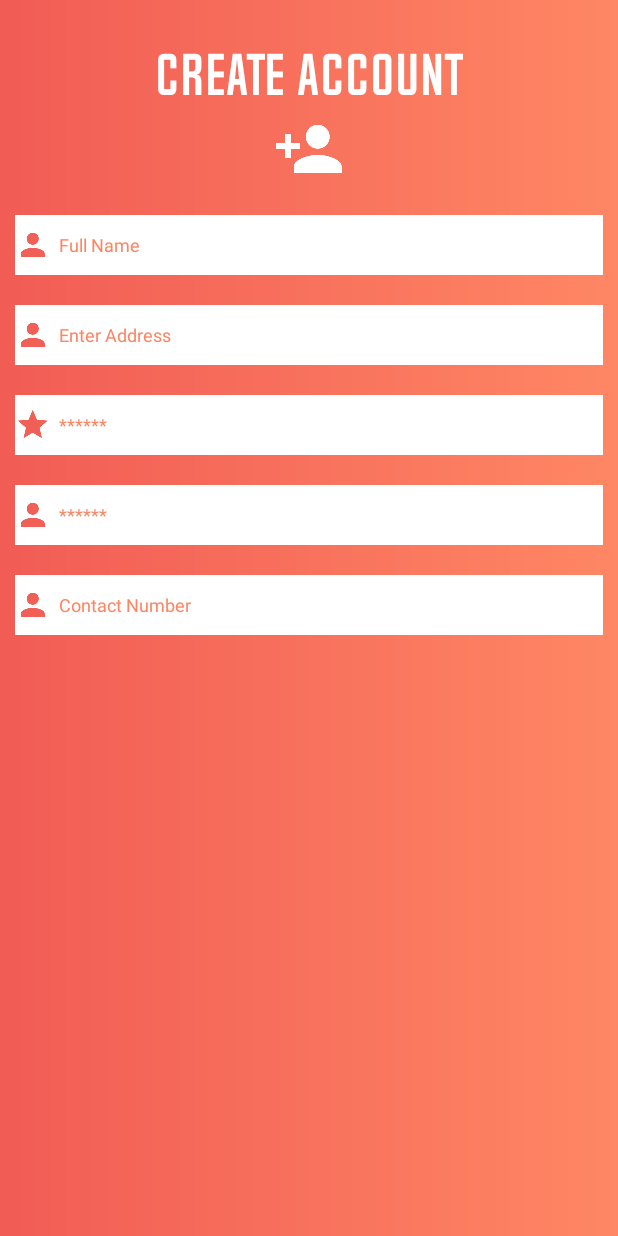
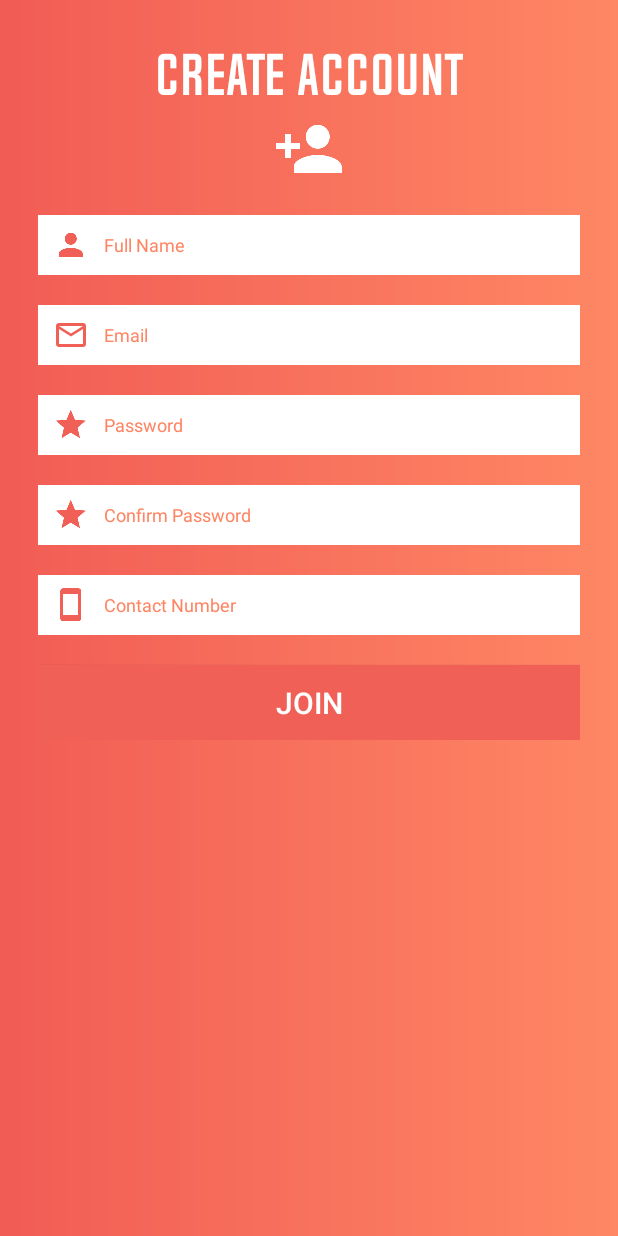
Before and after one commit to ronem123/Carwash, an Android app: the layout login_register_layout.xml on its own in the app's theme, with its tools: preview values and no code run, on a phone screen of 412 x 824 dp. Run offline under Robolectric (Android 15) with nearby library versions, the phone set to English and light mode, and no system bars.

Commit message:
login create account

```diff
--- /dev/null
+++ b/app/src/main/res/layout/create_account.xml
@@ -0,0 +1,85 @@
+<?xml version="1.0" encoding="utf-8"?>
+<LinearLayout xmlns:android="http://schemas.android.com/apk/res/android"
+    android:id="@+id/create_account_layout"
+    android:layout_width="match_parent"
+    android:layout_height="match_parent"
+    android:orientation="vertical">
+
+    <com.ronem.carwash.view.ChosenTextView
+        android:layout_width="wrap_content"
+        android:layout_height="wrap_content"
+        android:layout_gravity="center"
+        android:layout_marginTop="20dp"
+        android:text="@string/create_account"
+        android:textAllCaps="true"
+        android:textColor="@color/color_white"
+        android:textSize="35sp"
+        android:textStyle="bold" />
+
+    <ScrollView
+        android:layout_width="match_parent"
+        android:layout_height="match_parent">
+
+        <LinearLayout
+            android:layout_width="match_parent"
+            android:layout_height="wrap_content"
+            android:layout_marginBottom="5dp"
+            android:layout_marginTop="5dp"
+            android:orientation="vertical"
+            android:paddingLeft="15dp"
+            android:paddingRight="15dp">
+
+            <ImageView
+                android:layout_width="wrap_content"
+                android:layout_height="wrap_content"
+                android:layout_gravity="center"
+                android:src="@mipmap/ic_person_add_white_48dp" />
+
+            <EditText
+                android:id="@+id/edt_full_name"
+                style="@style/edit_text_style"
+                android:drawableLeft="@mipmap/ic_person_black_24dp"
+                android:hint="@string/full_name" />
+
+            <EditText
+                android:id="@+id/edt_email"
+                android:inputType="textEmailAddress"
+                style="@style/edit_text_style"
+                android:drawableLeft="@mipmap/ic_mail_outline_black_24dp"
+                android:hint="@string/email" />
+
+            <EditText
+                android:id="@+id/edt_password"
+                style="@style/edit_text_style"
+                android:drawableLeft="@mipmap/ic_star_black_24dp"
+                android:hint="@string/password"
+                android:inputType="textPassword" />
+
+            <EditText
+                android:id="@+id/edt_confirm_password"
+                style="@style/edit_text_style"
+                android:drawableLeft="@mipmap/ic_star_black_24dp"
+                android:hint="@string/confirm_password"
+                android:inputType="textPassword" />
+
+            <EditText
+                android:id="@+id/edt_contact"
+                style="@style/edit_text_style"
+                android:drawableLeft="@mipmap/ic_stay_current_portrait_black_24dp"
+                android:hint="@string/contact" />
+
+            <Button
+                android:id="@+id/btn_create_account"
+                android:layout_width="match_parent"
+                android:layout_height="50dp"
+                android:layout_marginTop="20dp"
+                android:background="@drawable/login_selector"
+                android:gravity="center"
+                android:text="@string/join"
+                android:textAllCaps="true"
+                android:textColor="@color/color_white"
+                android:textSize="20sp" />
+        </LinearLayout>
+    </ScrollView>
+
+</LinearLayout>
--- a/app/src/main/res/layout/login_register_layout.xml
+++ b/app/src/main/res/layout/login_register_layout.xml
@@ -6,62 +6,7 @@
     android:orientation="vertical"
     android:padding="10dp">
 
-    <com.ronem.carwash.view.ChosenTextView
-        android:layout_width="wrap_content"
-        android:layout_height="wrap_content"
-        android:layout_gravity="center"
-        android:layout_marginTop="20dp"
-        android:text="@string/create_account"
-        android:textAllCaps="true"
-        android:textColor="@color/color_white"
-        android:textSize="35sp"
-        android:textStyle="bold" />
+    <include layout="@layout/create_account" />
 
-    <ScrollView
-        android:layout_width="match_parent"
-        android:layout_height="match_parent">
-
-        <LinearLayout
-            android:layout_width="match_parent"
-            android:layout_height="wrap_content"
-            android:layout_marginBottom="5dp"
-            android:layout_marginTop="5dp"
-            android:orientation="vertical">
-
-            <ImageView
-                android:layout_width="wrap_content"
-                android:layout_height="wrap_content"
-                android:layout_gravity="center"
-                android:src="@mipmap/ic_person_add_white_48dp" />
-
-            <EditText
-                android:id="@+id/edt_full_name"
-                style="@style/edit_text_style"
-                android:drawableLeft="@mipmap/ic_person_black_24dp"
-                android:hint="@string/full_name" />
-
-            <EditText
-                android:id="@+id/edt_address"
-                style="@style/edit_text_style"
-                android:drawableLeft="@mipmap/ic_person_black_24dp"
-                android:hint="@string/address" />
-            <EditText
-                android:id="@+id/edt_password"
-                style="@style/edit_text_style"
-                android:inputType="textPassword"
-                android:drawableLeft="@mipmap/ic_star_black_24dp"
-                android:hint="@string/password" />
-            <EditText
-                android:id="@+id/edt_confirm_password"
-                style="@style/edit_text_style"
-                android:inputType="textPassword"
-                android:drawableLeft="@mipmap/ic_person_black_24dp"
-                android:hint="@string/password" />
-            <EditText
-                android:id="@+id/edt_contact"
-                style="@style/edit_text_style"
-                android:drawableLeft="@mipmap/ic_person_black_24dp"
-                android:hint="@string/contact" />
-        </LinearLayout>
-    </ScrollView>
+    <include layout="@layout/login" />
 </LinearLayout>
--- a/app/src/main/res/values/strings.xml
+++ b/app/src/main/res/values/strings.xml
@@ -3,6 +3,11 @@
     <string name="create_account">create account</string>
     <string name="full_name">Full Name</string>
     <string name="address">Enter Address</string>
-    <string name="password">******</string>
+    <string name="password">Password</string>
+    <string name="confirm_password">Confirm Password</string>
     <string name="contact">Contact Number</string>
+    <string name="email">Email</string>
+    <string name="join">Join</string>
+    <string name="login">login</string>
+    <string name="btn_login">Log in</string>
 </resources>
--- a/app/src/main/res/values/styles.xml
+++ b/app/src/main/res/values/styles.xml
@@ -16,7 +16,8 @@
         <item name="android:textColorHint">@color/color_sign_up</item>
         <item name="android:background">@color/color_white</item>
         <item name="android:drawableTint">@color/color_login</item>
-        <item name="android:drawablePadding">5dp</item>
+        <item name="android:drawablePadding">10dp</item>
+        <item name="android:paddingLeft">10dp</item>
         <item name="android:layout_marginTop">20dp</item>
     </style>
 
```
Also changed, not shown: app/src/main/java/com/ronem/carwash/view/LoginRegisterActivity.java (+15 -0 lines), app/src/main/res/layout/login.xml (added, +66 -0 lines), app/src/main/res/mipmap-hdpi/ic_mail_outline_black_24dp.png (added), app/src/main/res/mipmap-mdpi/ic_mail_outline_black_24dp.png (added), app/src/main/res/mipmap-xhdpi/ic_mail_outline_black_24dp.png (added), app/src/main/res/mipmap-xxhdpi/ic_mail_outline_black_24dp.png (added), app/src/main/res/mipmap-xxxhdpi/ic_mail_outline_black_24dp.png (added).
